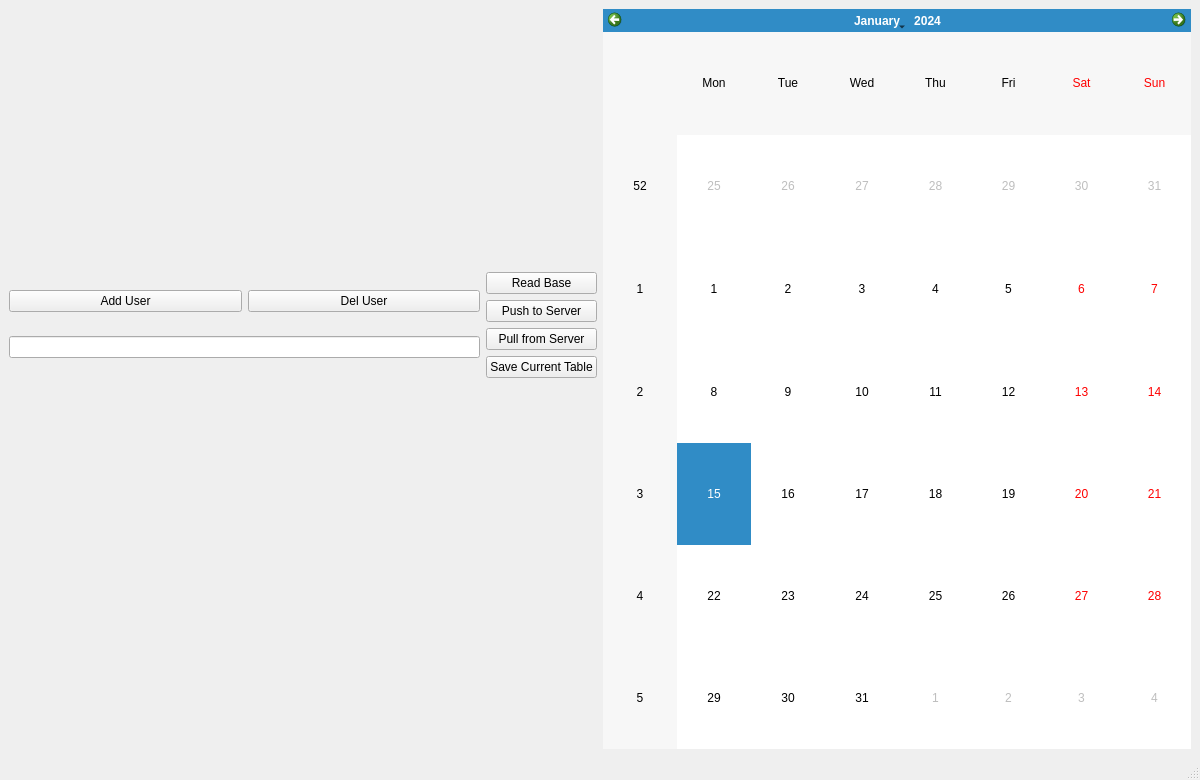
Above: journal_app.ui from Satkhar/journal_app before the change. Below: the same form after it.
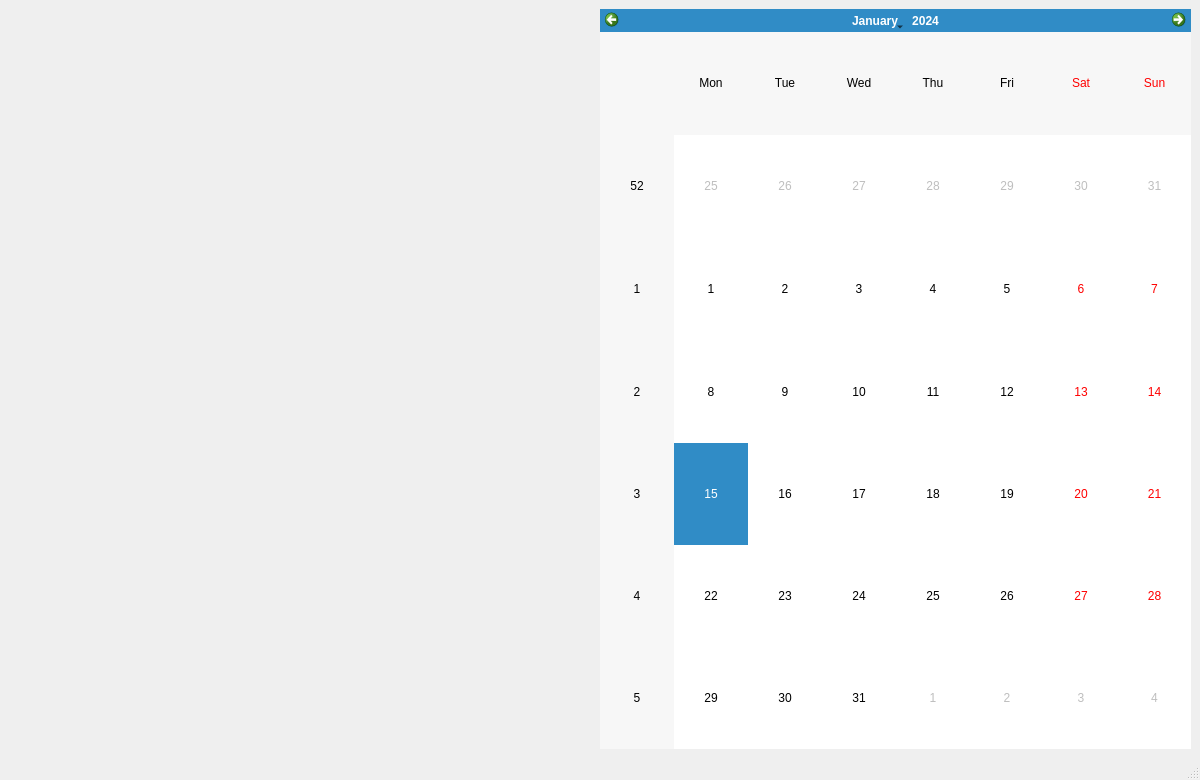
That is the form after the change.

Commit message:
feat(ui): перенести действия в меню
Зафиксированный UI header расходился с journal_app.ui.
AUTOUIC теперь генерирует его из единственного источника.

The edit to the form file:
```diff
--- a/journal_app.ui
+++ b/journal_app.ui
@@ -18,85 +18,20 @@
     <item row="0" column="0">
      <layout class="QHBoxLayout" name="horizontalLayout_3">
       <item>
-       <layout class="QVBoxLayout" name="verticalLayout_3">
-        <item>
-         <layout class="QHBoxLayout" name="horizontalLayout_2">
-          <item>
-           <layout class="QVBoxLayout" name="verticalLayout">
-            <item>
-             <layout class="QHBoxLayout" name="horizontalLayout">
-              <item>
-               <widget class="QPushButton" name="btnAdd">
-                <property name="text">
-                 <string>Add User</string>
-                </property>
-               </widget>
-              </item>
-              <item>
-               <widget class="QPushButton" name="btnDel">
-                <property name="text">
-                 <string>Del User</string>
-                </property>
-               </widget>
-              </item>
-             </layout>
-            </item>
-            <item>
-             <widget class="QLineEdit" name="lineEdit"/>
-            </item>
-           </layout>
-          </item>
-          <item>
-           <layout class="QVBoxLayout" name="verticalLayout_2">
-            <item>
-             <widget class="QPushButton" name="btnReadBase">
-              <property name="text">
-               <string>Read Base</string>
-              </property>
-             </widget>
-            </item>
-            <item>
-             <widget class="QPushButton" name="btnCreateTable">
-              <property name="text">
-               <string>Push to Server</string>
-              </property>
-             </widget>
-            </item>
-            <item>
-             <widget class="QPushButton" name="btnPullServer">
-              <property name="text">
-               <string>Pull from Server</string>
-              </property>
-             </widget>
-            </item>
-            <item>
-             <widget class="QPushButton" name="btnSaveCurTable">
-              <property name="text">
-               <string>Save Current Table</string>
-              </property>
-             </widget>
-            </item>
-           </layout>
-          </item>
-         </layout>
-        </item>
-        <item>
-         <spacer name="verticalSpacer">
-          <property name="orientation">
-           <enum>Qt::Orientation::Vertical</enum>
-          </property>
-          <property name="sizeType">
-           <enum>QSizePolicy::Policy::Minimum</enum>
-          </property>
-          <property name="sizeHint" stdset="0">
-           <size>
-            <width>20</width>
-            <height>108</height>
-           </size>
-          </property>
-         </spacer>
-        </item>
-       </layout>
+       <spacer name="calendarLeftSpacer">
+        <property name="orientation">
+         <enum>Qt::Orientation::Horizontal</enum>
+        </property>
+        <property name="sizeType">
+         <enum>QSizePolicy::Policy::Expanding</enum>
+        </property>
+        <property name="sizeHint" stdset="0">
+         <size>
+          <width>40</width>
+          <height>20</height>
+         </size>
+        </property>
+       </spacer>
       </item>
       <item>
        <widget class="QCalendarWidget" name="calendarWidget"/>
```
The commit also changes 7 other files.
